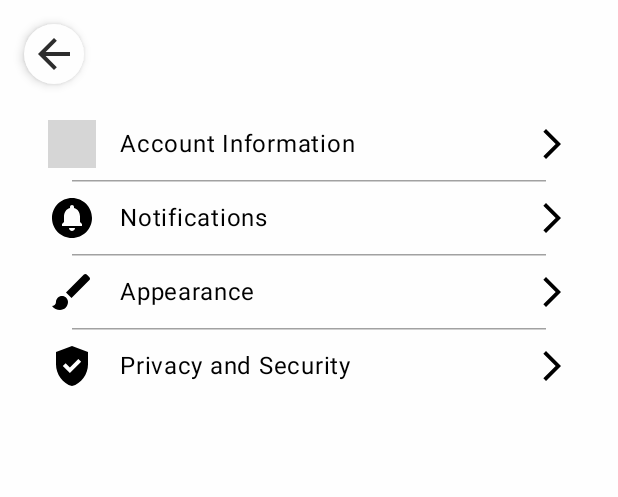
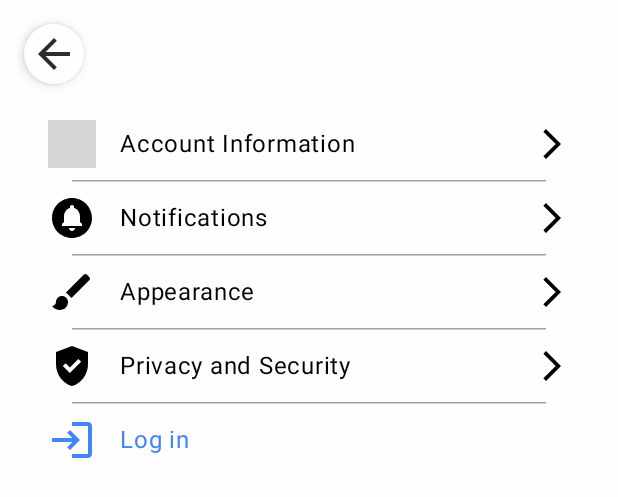
Before and after one commit to almostfelix/PetPal, an Android app built with Jetpack Compose: the @Preview function SettingsScreenPreview, on a phone screen of 412 x 824 dp. Shown: the top 497 px of the screen. Run offline under Robolectric (Android 15) with nearby library versions, the phone set to English and light mode, and no system bars; grey boxes are pictures that could not be loaded.

Commit message:
- Added Login, Logout button in SettingsScreen

```diff
--- a/PetPal/app/src/main/java/com/petpal/ui/SettingsScreen.kt
+++ b/PetPal/app/src/main/java/com/petpal/ui/SettingsScreen.kt
@@ -1,5 +1,7 @@
 package com.petpal.ui
 
+import android.content.Intent
+import androidx.compose.ui.graphics.Color
 import androidx.compose.foundation.background
 import androidx.compose.foundation.clickable
 import androidx.compose.foundation.layout.*
@@ -8,6 +10,7 @@ import androidx.compose.material3.*
 import androidx.compose.runtime.*
 import androidx.compose.ui.Alignment
 import androidx.compose.ui.Modifier
+import androidx.compose.ui.platform.LocalContext
 import androidx.compose.ui.res.colorResource
 import androidx.compose.ui.res.painterResource
 import androidx.compose.ui.unit.dp
@@ -15,10 +18,16 @@ import androidx.compose.ui.tooling.preview.Preview
 import androidx.navigation.NavController
 import androidx.navigation.compose.rememberNavController
 import com.petpal.R
+import com.petpal.login.LoginActivity
+import com.petpal.tools.OnSaveMethodCompleteListener
+import com.petpal.tools.PreferenceManager
 import com.petpal.ui.theme.JetpackComposeTestTheme
 
 @Composable
 fun SettingsScreen(navController: NavController) {
+    val context = LocalContext.current
+    val preferenceManager = PreferenceManager(context)
+
     Box(
         modifier = Modifier
             .fillMaxSize()
@@ -108,6 +117,36 @@ fun SettingsScreen(navController: NavController) {
                     icon = R.drawable.baseline_gpp_good_32,
                     onClick = { navController.navigate("settings/privacy_settings") }
                 )
+                HorizontalDivider(
+                    modifier = Modifier.padding(horizontal = 16.dp),
+                    thickness = 1.dp,
+                    color = colorResource(id = R.color.shadow)
+                )
+
+                if(preferenceManager.getSaveMethod() == "cloud")
+                    SettingItem(
+                        title = "Log Out",
+                        icon = R.drawable.baseline_logout_32,
+                        onClick = { preferenceManager.setSaveMethod("local",null) },
+                        textcolor = R.color.g_red,
+                        iconcolor = Color.Red
+                    )
+                else{
+                    SettingItem(
+                        title = "Log in",
+                        icon = R.drawable.baseline_login_32,
+                        onClick = { PreferenceManager(context).setSaveMethod("NOT SET", object :
+                            OnSaveMethodCompleteListener {
+                            override fun onSaveMethodComplete() {
+                                // The callback code to be executed when saving is complete
+                                context.startActivity(Intent(context, LoginActivity::class.java))
+                            }
+                        }) },
+                        textcolor = R.color.g_blue,
+                        iconcolor = colorResource(id = R.color.g_blue)
+                    )
+                }
+
             }
         }
     }
@@ -146,8 +185,34 @@ fun SettingsCategory(title: String, icon: Int, onClick: () -> Unit) {
     }
 }
 
+@Composable
+fun SettingItem(title: String, icon: Int, onClick: () -> Unit, textcolor : Int, iconcolor : Color) {
+    Box(
+        modifier = Modifier
+            .fillMaxWidth()
+            .clickable { onClick() }
+            .padding(vertical = 8.dp),
 
+    ) {
+        Row(modifier = Modifier.align(Alignment.CenterStart)) {
 
+            Icon(
+                painter = painterResource(id = icon),
+                contentDescription = title,
+                tint = iconcolor,
+                modifier = Modifier.size(32.dp)
+            )
+            Spacer(modifier = Modifier.width(16.dp))
+            Text(
+                text = title,
+                color = colorResource(id = textcolor),
+                style = MaterialTheme.typography.bodyLarge,
+                modifier = Modifier.align(Alignment.CenterVertically)
+            )
+        }
+
+    }
+}
 @Preview(showBackground = true)
 @Composable
 fun SettingsScreenPreview() {
--- a/PetPal/app/src/main/java/com/petpal/ui/settings/AccountSettings.kt
+++ b/PetPal/app/src/main/java/com/petpal/ui/settings/AccountSettings.kt
@@ -10,11 +10,13 @@ import androidx.compose.ui.Alignment
 import androidx.compose.ui.Modifier
 import androidx.compose.ui.res.colorResource
 import androidx.compose.ui.res.painterResource
+import androidx.compose.ui.tooling.preview.Preview
 import androidx.compose.ui.unit.dp
 import androidx.compose.ui.unit.sp
 import androidx.navigation.NavController
 import com.petpal.R
 import com.petpal.ui.SettingsCategory
+
 
 @Composable
 fun AccountSettings(navController: NavController) {
--- /dev/null
+++ b/PetPal/app/src/main/res/drawable/baseline_login_32.xml
@@ -0,0 +1,5 @@
+<vector xmlns:android="http://schemas.android.com/apk/res/android" android:autoMirrored="true" android:height="32dp" android:tint="#000000" android:viewportHeight="24" android:viewportWidth="24" android:width="32dp">
+
+    <path android:fillColor="@android:color/white" android:pathData="M11,7L9.6,8.4l2.6,2.6H2v2h10.2l-2.6,2.6L11,17l5,-5L11,7zM20,19h-8v2h8c1.1,0 2,-0.9 2,-2V5c0,-1.1 -0.9,-2 -2,-2h-8v2h8V19z"/>
+
+</vector>
--- /dev/null
+++ b/PetPal/app/src/main/res/drawable/baseline_logout_32.xml
@@ -0,0 +1,5 @@
+<vector xmlns:android="http://schemas.android.com/apk/res/android" android:autoMirrored="true" android:height="32dp" android:tint="#000000" android:viewportHeight="24" android:viewportWidth="24" android:width="32dp">
+
+    <path android:fillColor="@android:color/white" android:pathData="M17,7l-1.41,1.41L18.17,11H8v2h10.17l-2.58,2.58L17,17l5,-5zM4,5h8V3H4c-1.1,0 -2,0.9 -2,2v14c0,1.1 0.9,2 2,2h8v-2H4V5z"/>
+
+</vector>
--- a/PetPal/app/src/main/res/values/colors.xml
+++ b/PetPal/app/src/main/res/values/colors.xml
@@ -12,5 +12,6 @@
     <color name="disabled">#717171</color>
     <color name="black">#000000</color>
     <color name="g_blue">#4285F4</color>
+    <color name="g_red">#EA4335</color>
     <color name="error_red">#ff9494</color>
 </resources>
```
